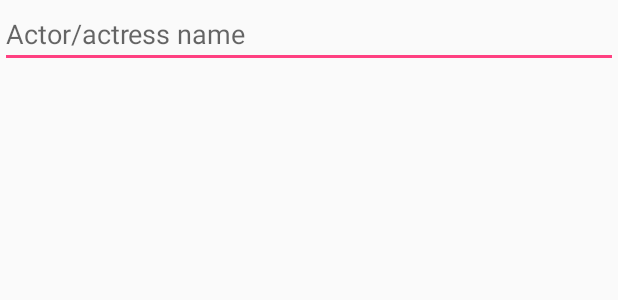
After one commit to CarlosRM/zumodepi-a, an Android app: the layout activity_search.xml on its own in the app's theme, with its tools: preview values and no code run, on a phone screen of 412 x 824 dp. The commit adds this screen. Shown: the top 300 px of the screen. Run offline under Robolectric (Android 15) with nearby library versions, the phone set to English and light mode, and no system bars.

Commit message:
Vista de buscar peliculas, pero la busqueda aun no funciona

```diff
--- /dev/null
+++ b/app/src/main/res/layout/activity_search.xml
@@ -0,0 +1,21 @@
+<?xml version="1.0" encoding="utf-8"?>
+<LinearLayout xmlns:android="http://schemas.android.com/apk/res/android"
+    xmlns:tools="http://schemas.android.com/tools"
+    android:orientation="vertical" android:layout_width="match_parent"
+    android:layout_height="match_parent">
+
+    <EditText
+        android:layout_width="match_parent"
+        android:layout_height="wrap_content"
+        android:inputType="textPersonName"
+        android:hint="Actor/actress name"
+        android:imeOptions="actionSearch"
+        android:ems="10"
+        android:id="@+id/searchText"
+        tools:ignore="LabelFor" />
+
+    <ListView
+        android:layout_width="match_parent"
+        android:layout_height="match_parent"
+        android:id="@+id/searchResultList" />
+</LinearLayout>
--- a/app/src/main/res/menu/main_menu.xml
+++ b/app/src/main/res/menu/main_menu.xml
@@ -7,4 +7,8 @@
     <item
         android:id="@+id/addFilmButton"
         android:title="Add Film" />
+    <item
+        android:id="@+id/searchButton"
+        android:icon="@drawable/ic_search"
+        android:title="Search" />
 </menu>
```
Also changed, not shown: app/src/main/AndroidManifest.xml (+7 -8 lines), app/src/main/java/com/example/pr_idi/mydatabaseexample/MainActivity.java (+14 -11 lines), app/src/main/java/com/example/pr_idi/mydatabaseexample/SearchActivity.java (added, +37 -0 lines), app/src/main/res/drawable-hdpi/ic_search.png (added), app/src/main/res/drawable-mdpi/ic_search.png (added), app/src/main/res/drawable-xhdpi/ic_search.png (added), app/src/main/res/drawable-xxhdpi/ic_search.png (added), 1 other file.
